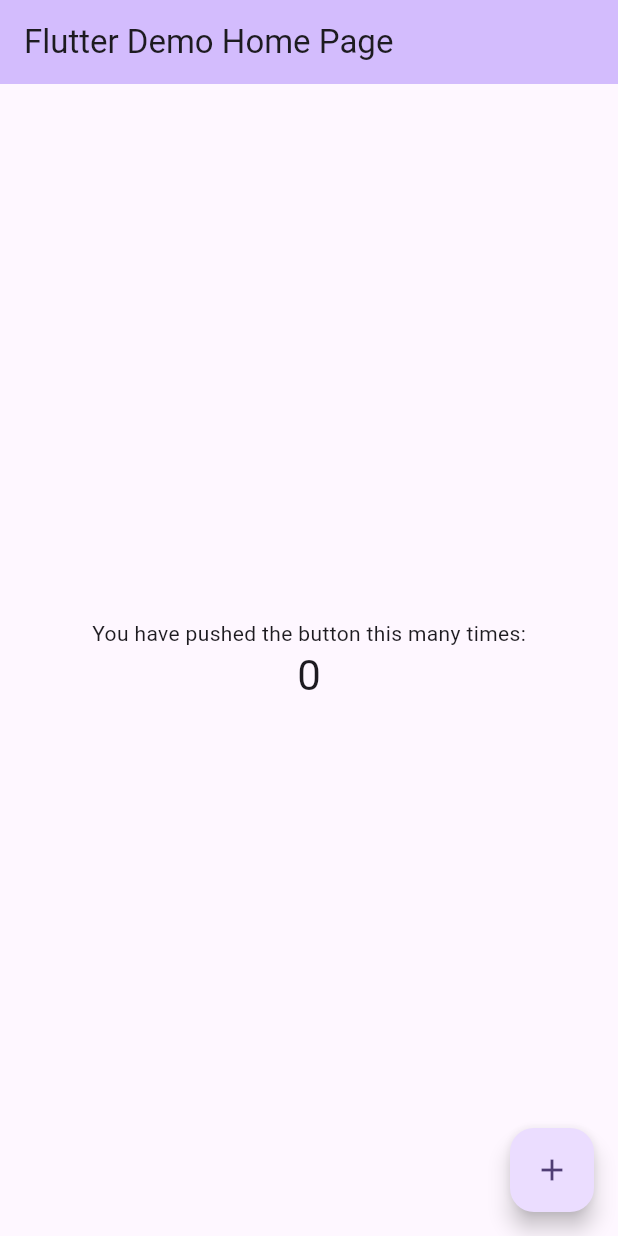
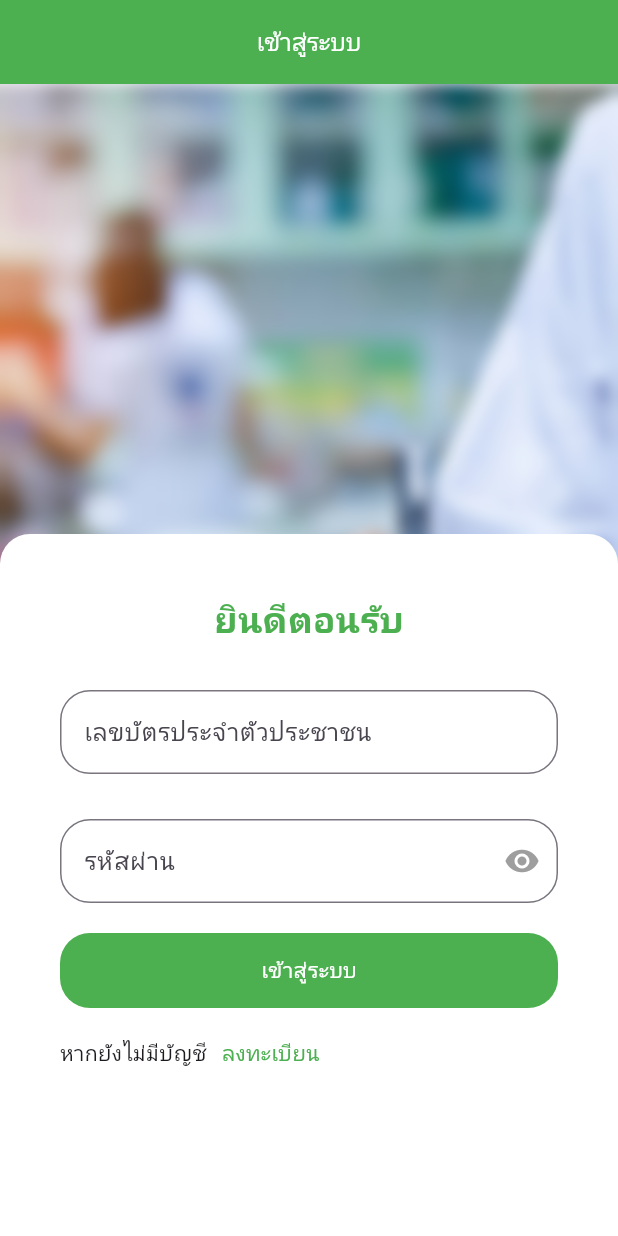
Before and after one commit to Flukekub201/DoctorApp, a Flutter app: the screen it shows after launch, on a phone screen of 412 x 824 dp. Run offline on Flutter 3.47's test engine with Material 3 defaults, Android fonts, the phone set to English and light mode, and no system bars.

Commit message:
LoginPage
1 หน้า UI login
2. จำกัดการกรอก13หลักและเป็นตัวเลขเท่านั้น
3 คลิกไอคอนเปิดตาปิดตาได้แล้ว

```diff
--- /dev/null
+++ b/doctor_app/lib/Page/home_page.dart
@@ -0,0 +1,164 @@
+import 'dart:ui';
+
+import 'package:flutter/cupertino.dart';
+import 'package:flutter/material.dart';
+import 'package:flutter/rendering.dart';
+import 'package:flutter/services.dart';
+import 'package:flutter/widgets.dart';
+
+class HomePage extends StatefulWidget {
+  const HomePage({super.key});
+
+  @override
+  State<HomePage> createState() => _HomePageState();
+}
+
+class _HomePageState extends State<HomePage> {
+  bool showpas = true;
+
+  void toggleVisibility() {
+    setState(() {
+      showpas = !showpas;
+    });
+  }
+
+  @override
+  Widget build(BuildContext context) {
+    return Scaffold(
+      appBar: AppBar(
+        title: const Center(
+          child: Text(
+            'เข้าสู่ระบบ',
+            style: TextStyle(color: Colors.white, fontSize: 16),
+          ),
+        ),
+        backgroundColor: Colors.green,
+      ),
+      body: SingleChildScrollView(
+        child: Stack(
+          children: [
+            Container(
+              height: 500,
+              width: BouncingScrollSimulation.maxSpringTransferVelocity,
+              decoration: const BoxDecoration(
+                image: DecorationImage(
+                    image: AssetImage('assets/background/background.jpg'),
+                    fit: BoxFit.cover),
+              ),
+              child: Stack(
+                children: [
+                  BackdropFilter(
+                    filter: ImageFilter.blur(sigmaX: 5.0, sigmaY: 5.0),
+                    child: Container(
+                      color: Colors.black.withOpacity(0),
+                    ),
+                  )
+                ],
+              ),
+            ),
+            Container(
+              margin: const EdgeInsets.only(top: 300),
+              height: 500,
+              width: BouncingScrollSimulation.maxSpringTransferVelocity,
+              decoration: const BoxDecoration(
+                borderRadius: BorderRadius.only(
+                  topLeft: Radius.circular(20),
+                  topRight: Radius.circular(20),
+                ),
+                color: Colors.white,
+              ),
+              child: Column(
+                children: [
+                  Container(
+                    padding: const EdgeInsets.all(40),
+                    child: Column(
+                      children: [
+                        const Text(
+                          'ยินดีตอนรับ',
+                          style: TextStyle(
+                              color: Colors.green,
+                              fontSize: 24,
+                              fontWeight: FontWeight.bold),
+                        ),
+                        Container(
+                          child: Column(
+                            children: [
+                              const SizedBox(height: 30),
+                              TextField(
+                                keyboardType: TextInputType.number,
+                                inputFormatters: [
+                                  FilteringTextInputFormatter.digitsOnly,
+                                  LengthLimitingTextInputFormatter(13)
+                                ],
+                                decoration: const InputDecoration(
+                                    labelText: 'เลขบัตรประจำตัวประชาชน',
+                                    border: OutlineInputBorder(
+                                        borderRadius: BorderRadius.all(
+                                            Radius.circular(20)))),
+                              ),
+                              const SizedBox(height: 30),
+                              TextField(
+                                obscureText: showpas,
+                                decoration: InputDecoration(
+                                  labelText: 'รหัสผ่าน',
+                                  border: const OutlineInputBorder(
+                                    borderRadius:
+                                        BorderRadius.all(Radius.circular(20)),
+                                  ),
+                                  suffixIcon: IconButton(
+                                    icon: Icon(
+                                      showpas
+                                          ? Icons.visibility
+                                          : Icons.visibility_off,
+                                      color: Colors.grey, // Icon color
+                                    ),
+                                    onPressed:
+                                        toggleVisibility, // Toggles visibility
+                                  ),
+                                ),
+                              ),
+                              const SizedBox(height: 20),
+                              InkWell(
+                                onTap: () {},
+                                child: Container(
+                                  width: BouncingScrollSimulation
+                                      .maxSpringTransferVelocity,
+                                  height: 50,
+                                  decoration: BoxDecoration(
+                                      color: Colors.green,
+                                      borderRadius: BorderRadius.circular(20)),
+                                  child: const Center(
+                                      child: Text(
+                                    'เข้าสู่ระบบ',
+                                    style: TextStyle(color: Colors.white),
+                                  )),
+                                ),
+                              ),
+                              const SizedBox(height: 20),
+                              const Row(
+                                children: [
+                                  Text('หากยังไม่มีบัญชี'),
+                                  SizedBox(
+                                    width: 10,
+                                  ),
+                                  Text(
+                                    'ลงทะเบียน',
+                                    style: TextStyle(color: Colors.green),
+                                  ),
+                                ],
+                              )
+                            ],
+                          ),
+                        ),
+                      ],
+                    ),
+                  )
+                ],
+              ),
+            )
+          ],
+        ),
+      ),
+    );
+  }
+}
--- a/doctor_app/lib/main.dart
+++ b/doctor_app/lib/main.dart
@@ -1,125 +1,18 @@
+import 'package:doctor_app/Page/home_page.dart';
 import 'package:flutter/material.dart';
 
 void main() {
-  runApp(const MyApp());
+  runApp(MyApp());
 }
 
 class MyApp extends StatelessWidget {
   const MyApp({super.key});
 
-  // This widget is the root of your application.
   @override
   Widget build(BuildContext context) {
-    return MaterialApp(
-      title: 'Flutter Demo',
-      theme: ThemeData(
-        // This is the theme of your application.
-        //
-        // TRY THIS: Try running your application with "flutter run". You'll see
-        // the application has a purple toolbar. Then, without quitting the app,
-        // try changing the seedColor in the colorScheme below to Colors.green
-        // and then invoke "hot reload" (save your changes or press the "hot
-        // reload" button in a Flutter-supported IDE, or press "r" if you used
-        // the command line to start the app).
-        //
-        // Notice that the counter didn't reset back to zero; the application
-        // state is not lost during the reload. To reset the state, use hot
-        // restart instead.
-        //
-        // This works for code too, not just values: Most code changes can be
-        // tested with just a hot reload.
-        colorScheme: ColorScheme.fromSeed(seedColor: Colors.deepPurple),
-        useMaterial3: true,
-      ),
-      home: const MyHomePage(title: 'Flutter Demo Home Page'),
+    return const MaterialApp(
+      debugShowCheckedModeBanner: false,
+      home: HomePage(),
     );
   }
 }
-
-class MyHomePage extends StatefulWidget {
-  const MyHomePage({super.key, required this.title});
-
-  // This widget is the home page of your application. It is stateful, meaning
-  // that it has a State object (defined below) that contains fields that affect
-  // how it looks.
-
-  // This class is the configuration for the state. It holds the values (in this
-  // case the title) provided by the parent (in this case the App widget) and
-  // used by the build method of the State. Fields in a Widget subclass are
-  // always marked "final".
-
-  final String title;
-
-  @override
-  State<MyHomePage> createState() => _MyHomePageState();
-}
-
-class _MyHomePageState extends State<MyHomePage> {
-  int _counter = 0;
-
-  void _incrementCounter() {
-    setState(() {
-      // This call to setState tells the Flutter framework that something has
-      // changed in this State, which causes it to rerun the build method below
-      // so that the display can reflect the updated values. If we changed
-      // _counter without calling setState(), then the build method would not be
-      // called again, and so nothing would appear to happen.
-      _counter++;
-    });
-  }
-
-  @override
-  Widget build(BuildContext context) {
-    // This method is rerun every time setState is called, for instance as done
-    // by the _incrementCounter method above.
-    //
-    // The Flutter framework has been optimized to make rerunning build methods
-    // fast, so that you can just rebuild anything that needs updating rather
-    // than having to individually change instances of widgets.
-    return Scaffold(
-      appBar: AppBar(
-        // TRY THIS: Try changing the color here to a specific color (to
-        // Colors.amber, perhaps?) and trigger a hot reload to see the AppBar
-        // change color while the other colors stay the same.
-        backgroundColor: Theme.of(context).colorScheme.inversePrimary,
-        // Here we take the value from the MyHomePage object that was created by
-        // the App.build method, and use it to set our appbar title.
-        title: Text(widget.title),
-      ),
-      body: Center(
-        // Center is a layout widget. It takes a single child and positions it
-        // in the middle of the parent.
-        child: Column(
-          // Column is also a layout widget. It takes a list of children and
-          // arranges them vertically. By default, it sizes itself to fit its
-          // children horizontally, and tries to be as tall as its parent.
-          //
-          // Column has various properties to control how it sizes itself and
-          // how it positions its children. Here we use mainAxisAlignment to
-          // center the children vertically; the main axis here is the vertical
-          // axis because Columns are vertical (the cross axis would be
-          // horizontal).
-          //
-          // TRY THIS: Invoke "debug painting" (choose the "Toggle Debug Paint"
-          // action in the IDE, or press "p" in the console), to see the
-          // wireframe for each widget.
-          mainAxisAlignment: MainAxisAlignment.center,
-          children: <Widget>[
-            const Text(
-              'You have pushed the button this many times:',
-            ),
-            Text(
-              '$_counter',
-              style: Theme.of(context).textTheme.headlineMedium,
-            ),
-          ],
-        ),
-      ),
-      floatingActionButton: FloatingActionButton(
-        onPressed: _incrementCounter,
-        tooltip: 'Increment',
-        child: const Icon(Icons.add),
-      ), // This trailing comma makes auto-formatting nicer for build methods.
-    );
-  }
-}
--- a/doctor_app/pubspec.yaml
+++ b/doctor_app/pubspec.yaml
@@ -59,9 +59,8 @@ flutter:
   uses-material-design: true
 
   # To add assets to your application, add an assets section, like this:
-  # assets:
-  #   - images/a_dot_burr.jpeg
-  #   - images/a_dot_ham.jpeg
+  assets:
+    - assets/background/
 
   # An image asset can refer to one or more resolution-specific "variants", see
   # https://flutter.dev/assets-and-images/#resolution-aware
```
Also changed, not shown: doctor_app/assets/background/background.jpg (added).
